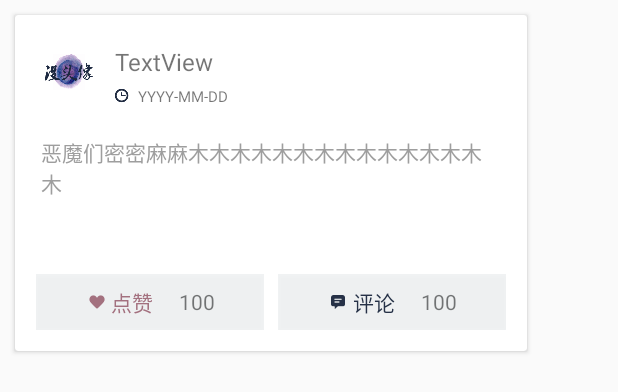
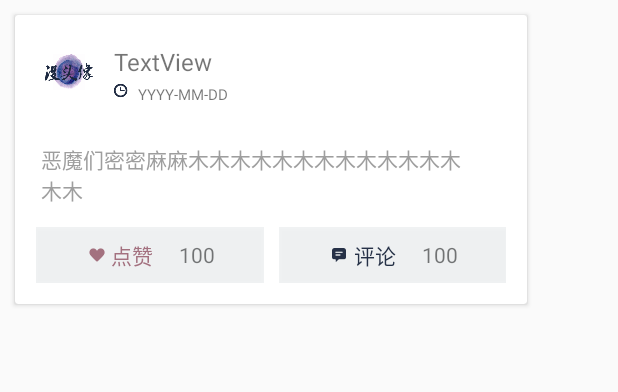
Before and after one commit to hg4/jiangnankezhan, an Android app: the layout comment_fragment_item.xml on its own in the app's theme, with its tools: preview values and no code run, on a phone screen of 412 x 824 dp. Shown: the top 392 px of the screen. Run offline under Robolectric (Android 15) with nearby library versions, the phone set to English and light mode, and no system bars.

Commit message:
1.9.1
图片评论啦

```diff
--- a/app/src/main/java/com/example/hg4/jiangnankezhan/PersonInfoActivity.java
+++ b/app/src/main/java/com/example/hg4/jiangnankezhan/PersonInfoActivity.java
@@ -141,6 +141,8 @@ public class PersonInfoActivity extends BaseActivity {
 		query.doCloudQueryInBackground(cql, new CloudQueryCallback<AVCloudQueryResult>() {
 			@Override
 			public void done(AVCloudQueryResult avCloudQueryResult, AVException e) {
+				if(e==null){
+					if(avCloudQueryResult!=null&&avCloudQueryResult.getResults().size()!=0){
 						AVObject avObject=avCloudQueryResult.getResults().get(0);
 						String findValue=avObject.getString(findkey);
 						SharedPreferences.Editor editor=getSharedPreferences(id+"userdata",MODE_PRIVATE).edit();
@@ -149,6 +151,10 @@ public class PersonInfoActivity extends BaseActivity {
 						Info info=new Info(key,findValue);
 						baseInfoList.add(info);
 						baseAdapter.notifyDataSetChanged();
+					}
+				}
+				else e.printStackTrace();
+
 			}
 		});
 	}
--- a/app/src/main/res/layout/comment_fragment_item.xml
+++ b/app/src/main/res/layout/comment_fragment_item.xml
@@ -5,87 +5,91 @@
     xmlns:app="http://schemas.android.com/apk/res-auto"
     xmlns:tools="http://schemas.android.com/tools"
     android:layout_width="341dp"
-        android:layout_height="224dp"
+    android:layout_height="wrap_content"
     android:layout_margin="10dp"
+    android:background="@color/white">
 
-        android:background="@drawable/sechcs_cardbase">
+    <LinearLayout
+        android:layout_width="match_parent"
+        android:layout_height="match_parent"
+        android:orientation="vertical">
 
-        <android.support.constraint.ConstraintLayout
+        <RelativeLayout
             android:layout_width="match_parent"
-            android:layout_height="match_parent">
+            android:layout_height="wrap_content"
+            >
+
 
             <de.hdodenhof.circleimageview.CircleImageView
                 android:id="@+id/comment_head"
                 android:layout_width="41dp"
                 android:layout_height="41dp"
-                android:layout_marginLeft="15dp"
+                android:layout_marginStart="15dp"
                 android:layout_marginTop="17dp"
-                app:layout_constraintLeft_toLeftOf="parent"
-                app:layout_constraintTop_toTopOf="parent"
-                app:srcCompat="@drawable/def_ava"
-                android:layout_marginStart="15dp"/>
+                app:srcCompat="@drawable/def_ava"/>
 
             <TextView
                 android:id="@+id/comment_username"
                 android:layout_width="wrap_content"
                 android:layout_height="wrap_content"
-                android:layout_marginLeft="10dp"
+                android:layout_marginStart="66dp"
                 android:layout_marginTop="20dp"
                 android:text="TextView"
-                android:textSize="16sp"
-                app:layout_constraintLeft_toRightOf="@+id/comment_head"
-                app:layout_constraintTop_toTopOf="parent"
-                android:layout_marginStart="10dp"/>
+                android:textSize="16sp"/>
 
             <ImageView
                 android:id="@+id/imageView9"
                 android:layout_width="wrap_content"
                 android:layout_height="wrap_content"
-                app:srcCompat="@drawable/comment_clock"
-                app:layout_constraintLeft_toRightOf="@+id/comment_head"
-                android:layout_marginLeft="10dp"
-                app:layout_constraintBottom_toBottomOf="@+id/comment_head"
-                android:layout_marginStart="10dp"/>
+                android:layout_marginStart="66dp"
+                android:layout_marginTop="46dp"
+                app:srcCompat="@drawable/comment_clock"/>
 
             <TextView
                 android:id="@+id/comment_date"
                 android:layout_width="wrap_content"
                 android:layout_height="wrap_content"
-                android:layout_marginLeft="6dp"
+                android:layout_marginStart="82dp"
+                android:layout_marginTop="46dp"
                 android:text="YYYY-MM-DD"
                 android:textSize="10sp"
-                app:layout_constraintBottom_toBottomOf="@+id/imageView9"
-                app:layout_constraintLeft_toRightOf="@+id/imageView9"
-                app:layout_constraintTop_toTopOf="@+id/imageView9"
-                android:layout_marginStart="6dp"/>
+                />
 
             <TextView
                 android:id="@+id/comment_content"
-                android:layout_width="0dp"
+                android:layout_width="wrap_content"
                 android:layout_height="wrap_content"
-                android:layout_marginEnd="17dp"
-                android:layout_marginLeft="17dp"
-                android:layout_marginRight="17dp"
                 android:layout_marginStart="17dp"
-                android:layout_marginTop="20dp"
+                android:layout_marginTop="86dp"
                 android:maxLength="100"
                 android:maxLines="5"
+                android:maxWidth="289dp"
                 android:text="恶魔们密密麻麻木木木木木木木木木木木木木木木"
                 android:textAlignment="viewStart"
                 android:textColor="#9e9e9e"
-                app:layout_constraintRight_toRightOf="parent"
-                app:layout_constraintTop_toBottomOf="@+id/comment_date"
-                app:layout_constraintLeft_toLeftOf="parent"/>
+                app:layout_constraintTop_toBottomOf="@+id/comment_date"/>
+
+        </RelativeLayout>
+
+        <LinearLayout
+            android:id="@+id/comment_image_list"
+            android:layout_width="match_parent"
+            android:layout_height="match_parent"
+            android:orientation="horizontal">
+
+        </LinearLayout>
+
+        <LinearLayout
+            android:layout_width="match_parent"
+            android:layout_height="wrap_content"
+            android:layout_margin="14dp"
+            android:orientation="horizontal">
 
                 <FrameLayout
                     android:id="@+id/comment_likelayout"
                     android:layout_width="152dp"
                     android:layout_height="37dp"
-                android:layout_marginBottom="14dp"
-                android:layout_marginLeft="14dp"
-                android:layout_marginStart="14dp"
-                app:layout_constraintBottom_toBottomOf="parent"
-                app:layout_constraintLeft_toLeftOf="parent">
+                    >
 
                     <Button
                         android:id="@+id/comment_like_button"
@@ -124,11 +128,9 @@
                     android:id="@+id/comment_comentlayout"
                     android:layout_width="152dp"
                     android:layout_height="37dp"
-                android:layout_marginBottom="14dp"
-                android:layout_marginRight="14dp"
-                app:layout_constraintBottom_toBottomOf="parent"
-                app:layout_constraintRight_toRightOf="parent"
-                android:layout_marginEnd="14dp">
+                    android:layout_marginLeft="10dp"
+                    app:layout_constraintLeft_toRightOf="@+id/comment_likelayout"
+                    tools:layout_editor_absoluteY="0dp">
 
                     <Button
                         android:id="@+id/comment_comment_button"
@@ -164,5 +166,9 @@
                         android:text="100"/>
                 </FrameLayout>
 
-        </android.support.constraint.ConstraintLayout>
+
+        </LinearLayout>
+
+    </LinearLayout>
+
 </android.support.v7.widget.CardView>
```
Also changed, not shown: app/src/main/java/com/example/hg4/jiangnankezhan/Adapter/CommentAdapter.java (+66 -3 lines), app/src/main/java/com/example/hg4/jiangnankezhan/CommentActivity.java (+21 -0 lines), app/src/main/java/com/example/hg4/jiangnankezhan/CommentFragment.java (+7 -0 lines), app/src/main/java/com/example/hg4/jiangnankezhan/MainActivity.java (+13 -5 lines). Lines whose indentation alone changed are shown as unchanged.
